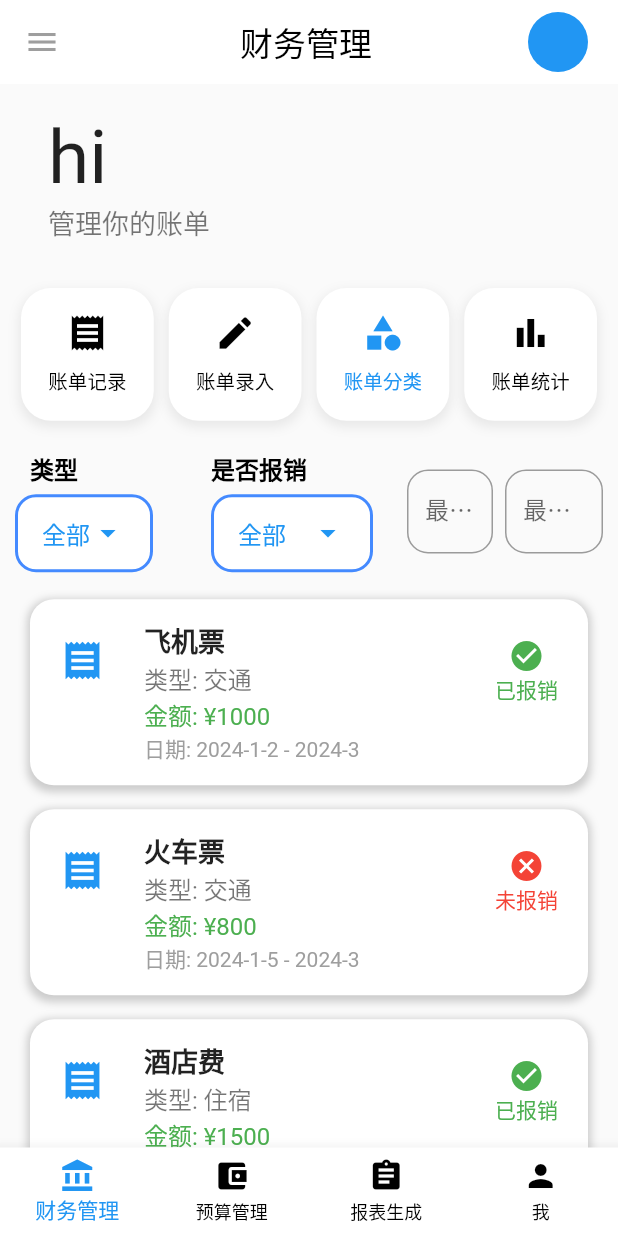
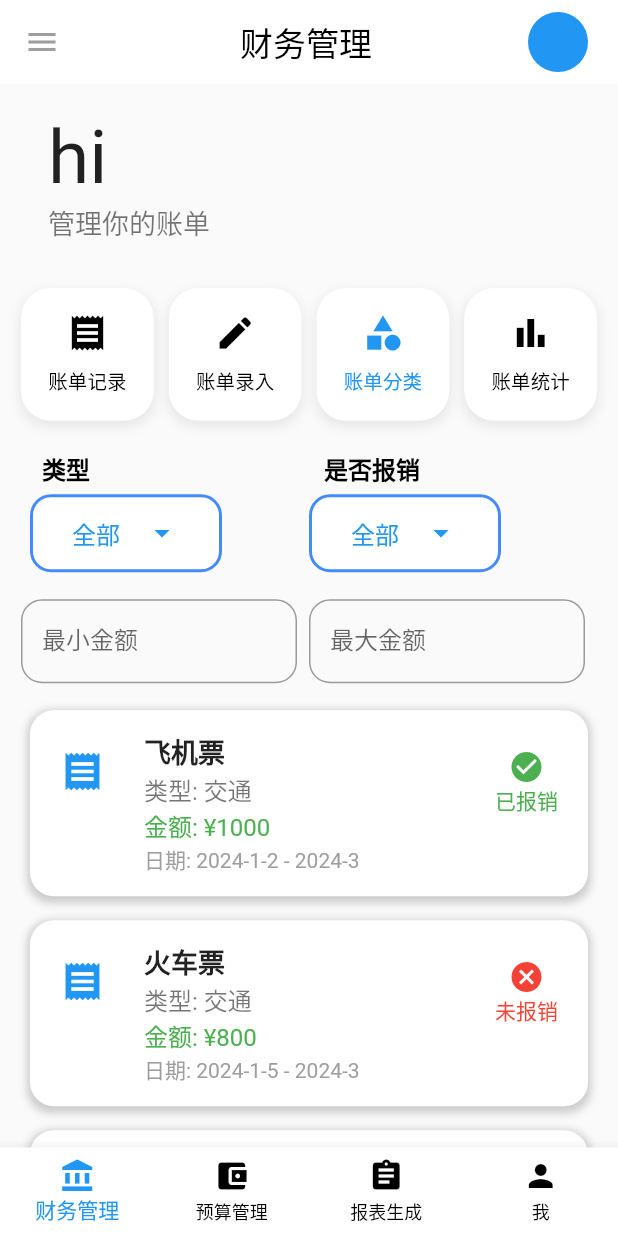
Before and after one commit to Yxggla/cptapp, a Flutter app: the HomePage screen opened directly with empty values, after a tap on "账单录入", after a tap on "账单分类", on a phone screen of 412 x 824 dp. Run offline on Flutter 3.47's test engine with Material 2 defaults, Android fonts, the light colour scheme and no system bars; our stand-ins replace image_picker.

Commit message:
5-10 evening

```diff
--- a/lib/classdata.dart
+++ b/lib/classdata.dart
@@ -21,4 +21,5 @@ List<FinanceItem> mockFinanceData = [
   FinanceItem(title: '火车票', context: '交通', amount: 800, startDate: '2024-1-5', endDate: '2024-3', baoxiao: false),
   FinanceItem(title: '酒店费', context: '住宿', amount: 1500, startDate: '2024-1-3', endDate: '2024-3', baoxiao: true),
   FinanceItem(title: '请老板吃饭钱', context: '餐饮', amount: 8500, startDate: '2024-1-3', endDate: '2024-3', baoxiao: true),
+  FinanceItem(title: '报销的电话费', context: '电话费', amount: 8500, startDate: '2024-1-3', endDate: '2024-3', baoxiao: false),
 ];
--- a/lib/home/HomeCwgl.dart
+++ b/lib/home/HomeCwgl.dart
@@ -504,7 +504,7 @@ class _HomePageState extends State<HomePage> {
 
   Widget _buildFilterDropdown() {
     return Container(
-      padding: EdgeInsets.symmetric(horizontal: 16, vertical: 0),
+      padding: const EdgeInsets.only(left: 26, right: 26.0),
       decoration: BoxDecoration(
         color: Colors.white, // Background color of the dropdown button
         borderRadius: BorderRadius.circular(14), // Rounded corners
@@ -516,12 +516,9 @@ class _HomePageState extends State<HomePage> {
         child: DropdownButton<String>(
           value: _currentFilter,
           icon: Icon(Icons.arrow_drop_down, color: Colors.blue),
-          // Dropdown icon and color
           iconSize: 24,
-          // Icon size
           elevation: 16,
           style: TextStyle(color: Colors.blue, fontSize: 16),
-          // Text style
           onChanged: (String? newValue) {
             setState(() {
               _currentFilter = newValue!;
@@ -535,6 +532,42 @@ class _HomePageState extends State<HomePage> {
             );
           }).toList(),
           dropdownColor: Colors.white, // Dropdown menu background color
+        ),
+      ),
+    );
+  }
+
+  Widget _buildReimbursementFilter() {
+    List<String> reimbursementOptions = ['全部', '已报销', '未报销'];
+    return Container(
+      padding: const EdgeInsets.only(left: 26, right: 26.0),
+      decoration: BoxDecoration(
+        color: Colors.white, // Background color of the dropdown button
+        borderRadius: BorderRadius.circular(14), // Rounded corners
+        border: Border.all(
+            color: Colors.blueAccent, width: 2), // Border color and width
+      ),
+      child: DropdownButtonHideUnderline(
+        child: DropdownButton<String>(
+          value: _selectedReimbursement,
+          icon: Icon(Icons.arrow_drop_down, color: Colors.blue),
+          iconSize: 24,
+          elevation: 16,
+          style: TextStyle(color: Colors.blue, fontSize: 16),
+          onChanged: (String? newValue) {
+            setState(() {
+              _selectedReimbursement = newValue!;
+              _filterFinanceData2(); // 更新筛选逻辑
+            });
+          },
+          items: reimbursementOptions
+              .map<DropdownMenuItem<String>>((String value) {
+            return DropdownMenuItem<String>(
+              value: value,
+              child: Text(value),
+            );
+          }).toList(),
+          dropdownColor: Colors.white,
         ),
       ),
     );
@@ -555,7 +588,7 @@ class _HomePageState extends State<HomePage> {
                 ),
                 suffixText: '元',
                 contentPadding:
-                    EdgeInsets.symmetric(vertical: 16, horizontal: 12),
+                    EdgeInsets.symmetric(vertical: 16, horizontal: 14),
               ),
               keyboardType: TextInputType.number,
               onChanged: (value) {
@@ -565,6 +598,8 @@ class _HomePageState extends State<HomePage> {
           ),
         ),
         Expanded(
+          child: Padding(
+            padding: const EdgeInsets.only(right: 8.0),
             child: TextField(
               controller: _maxAmountController,
               decoration: InputDecoration(
@@ -574,7 +609,7 @@ class _HomePageState extends State<HomePage> {
                 ),
                 suffixText: '元',
                 contentPadding:
-                  EdgeInsets.symmetric(vertical: 16, horizontal: 12),
+                    EdgeInsets.symmetric(vertical: 16, horizontal: 14),
               ),
               keyboardType: TextInputType.number,
               onChanged: (value) {
@@ -582,43 +617,8 @@ class _HomePageState extends State<HomePage> {
               },
             ),
           ),
+        ),
       ],
-    );
-  }
-
-  Widget _buildReimbursementFilter() {
-    List<String> reimbursementOptions = ['全部', '已报销', '未报销'];
-    return Container(
-      padding: EdgeInsets.symmetric(horizontal: 16, vertical: 0),
-      decoration: BoxDecoration(
-        color: Colors.white, // Background color of the dropdown button
-        borderRadius: BorderRadius.circular(14), // Rounded corners
-        border: Border.all(
-            color: Colors.blueAccent, width: 2), // Border color and width
-      ),
-      child: DropdownButtonHideUnderline(
-        child: DropdownButton<String>(
-          value: _selectedReimbursement,
-          icon: Icon(Icons.arrow_drop_down, color: Colors.blue),
-          iconSize: 24,
-          elevation: 16,
-          style: TextStyle(color: Colors.blue, fontSize: 16),
-          // Text style
-          onChanged: (String? newValue) {
-            setState(() {
-              _selectedReimbursement = newValue!;
-              _filterFinanceData2(); // 更新筛选逻辑
-            });
-          },
-          items: reimbursementOptions
-              .map<DropdownMenuItem<String>>((String value) {
-            return DropdownMenuItem<String>(
-              value: value,
-              child: Text(value),
-            );
-          }).toList(),
-        ),
-      ),
     );
   }
 
@@ -648,17 +648,46 @@ class _HomePageState extends State<HomePage> {
   Widget _buildFilters_Select() {
     return Container(
       padding: EdgeInsets.all(10), // 增加外边距
-      child: Row(
+      child: Column(
+        // 纵向布局，将两个部分分开
+        children: [
+          Row(
+            mainAxisAlignment: MainAxisAlignment.start, // 使 Row 中的内容居中对齐
             children: [
               Expanded(
                 child: Column(
                   crossAxisAlignment: CrossAxisAlignment.start,
                   children: [
                     Padding(
-                  padding: const EdgeInsets.only(left: 10, bottom: 5),
-                  // 添加适当的内边距以美化布局
+                      padding: const EdgeInsets.only(left: 18, bottom: 5),
                       child: Text(
                         '类型', // 标签文本
+                        style: TextStyle(
+                          fontSize: 16, // 字体大小
+                          fontWeight: FontWeight.bold, // 字体加粗
+                          color: Colors.black, // 字体颜色
+                        ),
+                      ),
+                    ),
+                    Container(
+                      padding: EdgeInsets.symmetric(horizontal: 10), // 调整下拉框的内边距
+                      decoration: BoxDecoration(
+                        borderRadius: BorderRadius.circular(10),
+                      ),
+                      child: _buildFilterDropdown(),
+                    ),
+                  ],
+                ),
+              ),
+              Expanded(
+                child: Column(
+                  mainAxisAlignment: MainAxisAlignment.center, // 垂直居中对齐
+                  crossAxisAlignment: CrossAxisAlignment.start, // 文本保持左对齐
+                  children: [
+                    Padding(
+                      padding: const EdgeInsets.only(left: 10, bottom: 5),
+                      child: Text(
+                        '是否报销', // 标签文本
                         style: TextStyle(
                           fontSize: 16, // 字体大小
                           fontWeight: FontWeight.bold, // 字体加粗
@@ -671,39 +700,20 @@ class _HomePageState extends State<HomePage> {
                       decoration: BoxDecoration(
                         borderRadius: BorderRadius.circular(10),
                       ),
-                  child: _buildFilterDropdown(),
+                      child: _buildReimbursementFilter(),
                     ),
                   ],
                 ),
               ),
-          Expanded(
-            // 添加是否报销的筛选
-            child: Column(
-              crossAxisAlignment: CrossAxisAlignment.start,
-              children: [
-                Padding(
-                  padding: const EdgeInsets.only(left: 0, bottom: 5),
-                  // 添加适当的内边距以美化布局
-                  child: Text(
-                    '是否报销', // 标签文本
-                    style: TextStyle(
-                      fontSize: 16, // 字体大小
-                      fontWeight: FontWeight.bold, // 字体加粗
-                      color: Colors.black, // 字体颜色
-                    ),
-                  ),
-                ),
-                _buildReimbursementFilter(), // 是否报销筛选
             ],
           ),
+          SizedBox(
+            height: 8,
           ),
-          Expanded(
-            child: Column(
-              crossAxisAlignment: CrossAxisAlignment.start,
-              children: [
-                _buildAmountFilter(),
-              ],
-            ),
+          Padding(
+            padding: const EdgeInsets.only(top: 10, left: 4, right: 4),
+            // 为下一个元素提供顶部间距
+            child: _buildAmountFilter(), // 第二行，单独的元素
           ),
         ],
       ),
```
Lines whose indentation alone changed are shown as unchanged.
